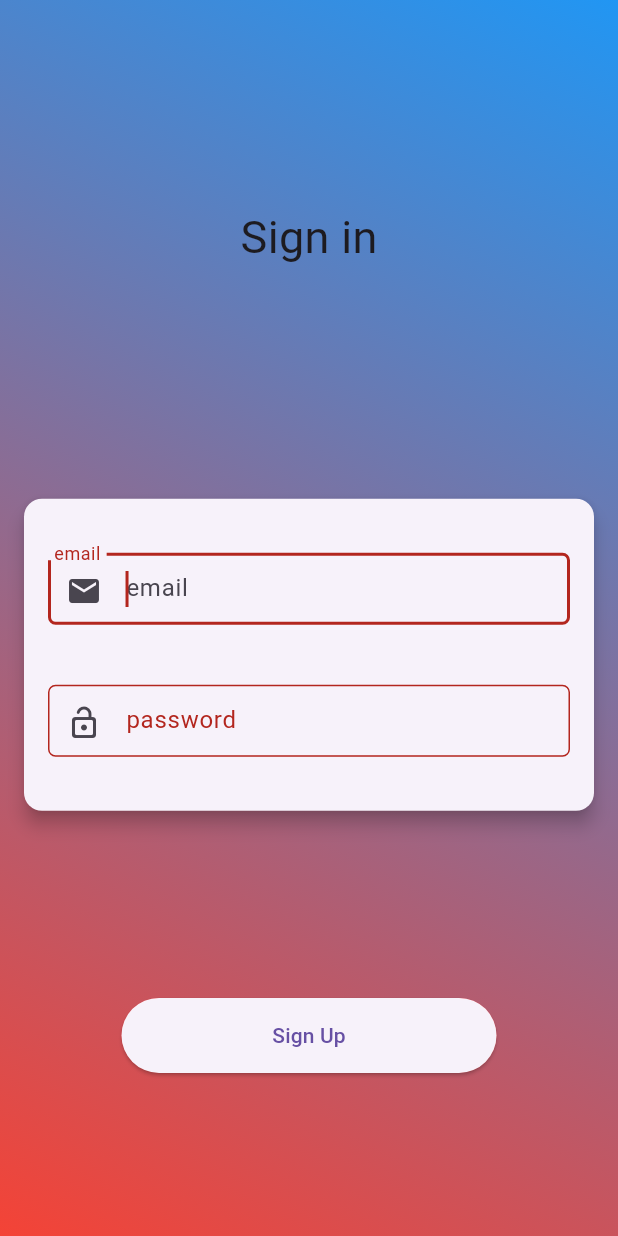
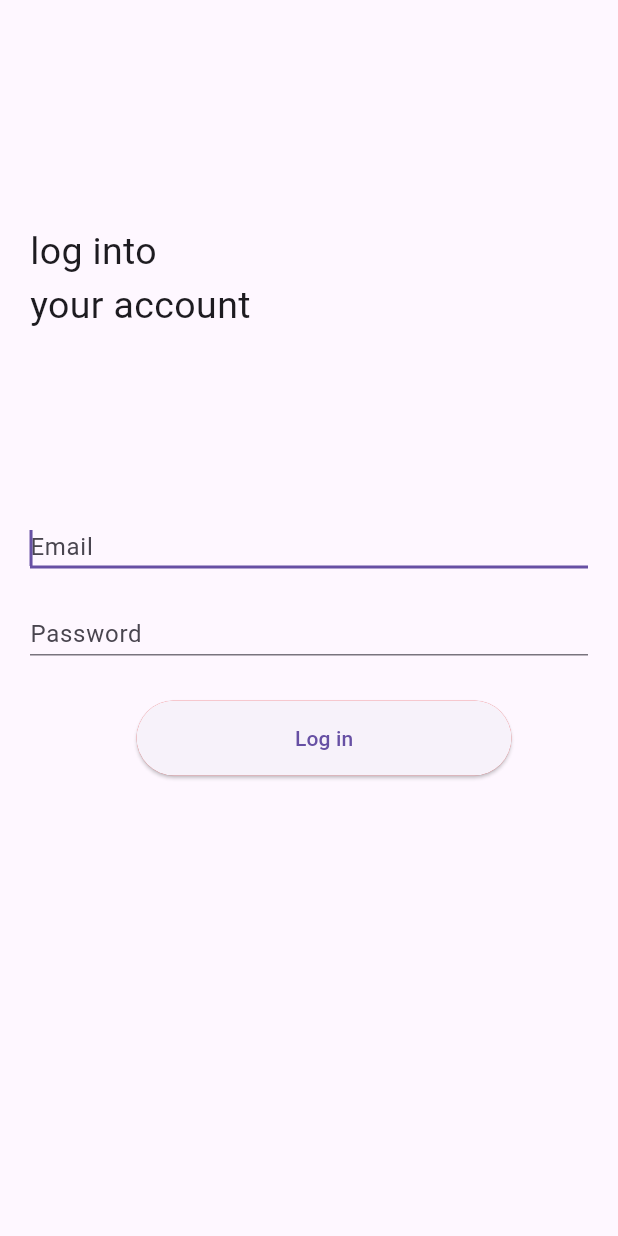
Before and after one commit to murali7095/flutter-clean-architecture-provider-pattern, a Flutter app: the SignInUserMain screen opened directly, on a phone screen of 412 x 824 dp. Run offline on Flutter 3.47's test engine with Material 3 defaults, Android fonts, the phone set to English and light mode, and no system bars; our stand-ins replace dartz, firebase_auth, firebase_core, firebase_database; missing offline and left inert: data_connection_checker_tv; accounts and stored records are empty.

Commit message:
completed firebase sign in with clean architecture provider pattern

```diff
--- a/lib/core/constants/constants.dart
+++ b/lib/core/constants/constants.dart
@@ -1,6 +1,6 @@
 class BaseUrls {
   static const signBaseUrl =
-      'https://identitytoolkit.googleapis.com/v1/accounts:signInWithPassword?key=';
+      'https://identitytoolkit.googleapis.com/v1/accounts:signInWithPassword?key=AIzaSyAmdttJwLoYd3udbpr-zh1wlGvU3UKe1CA';
   static const signUpBaseUrl =
       "https://identitytoolkit.googleapis.com/v1/accounts:signUp?key=AIzaSyAmdttJwLoYd3udbpr-zh1wlGvU3UKe1CA";
 }
--- /dev/null
+++ b/lib/features/auth/signIn/business/usecases/sign_in_usecase.dart
@@ -0,0 +1,17 @@
+import 'package:dartz/dartz.dart';
+
+import '../../../../../core/custom_exception.dart';
+import '../../data/model/sign_in_model.dart';
+import '../entities/sign_in_entity.dart';
+import '../repositories/sign_in_repository.dart';
+
+class SignInUser {
+  final SignInRepository repository;
+
+  SignInUser(this.repository);
+
+  Future<Either<CustomException, SignInEntity>> loginTheUser(
+      {required SignInModel signInModel}) async {
+    return await repository.loginTheUser(signInModel: signInModel);
+  }
+}
--- /dev/null
+++ b/lib/features/auth/signIn/data/model/sign_in_model.dart
@@ -0,0 +1,17 @@
+class SignInModel {
+  String? returnSecureToken;
+  String? email;
+  String? password;
+
+  SignInModel({this.email, this.returnSecureToken, this.password});
+
+  SignInModel.fromJson(Map<String, dynamic> json)
+      : returnSecureToken = json['returnSecureToken'],
+        email = json['email'];
+
+  Map<String, dynamic> toJson() => {
+        'email': email,
+        'returnSecureToken': returnSecureToken,
+        'password': password
+      };
+}
--- a/lib/features/auth/signIn/presentation/screens/sign_in_user_main.dart
+++ b/lib/features/auth/signIn/presentation/screens/sign_in_user_main.dart
@@ -1,12 +1,14 @@
 import 'package:flutter/material.dart';
 import 'package:m_mart_shopping/core/common%20widgets/custom_elevated_button.dart';
-import 'package:m_mart_shopping/core/common%20widgets/custom_text_form_field.dart';
 import 'package:m_mart_shopping/core/utils.dart';
 import 'package:m_mart_shopping/features/auth/signIn/domain/sign_in_request_model.dart';
 import 'package:m_mart_shopping/features/auth/signIn/presentation/controller/sign_in_controller.dart';
 import 'package:m_mart_shopping/features/auth/signUp/presentation/controller/sign_up_controller.dart';
 import 'package:m_mart_shopping/features/home%20page/home_page.dart';
 import 'package:provider/provider.dart';
+
+import '../../../../../core/common widgets/text_form_field_custom_widget.dart';
+import '../../data/model/sign_in_model.dart';
 
 ///SignInUserMain widget responsible for allowing the user to enter their credentials and do validation
 ///The User will be navigated to home screen with correct credentials
@@ -21,6 +23,8 @@ class _SignInUserMainState extends State<SignInUserMain> {
   var signInRequestModel = SignInRequestModel();
   TextEditingController emailController = TextEditingController();
   TextEditingController passwordController = TextEditingController();
+  var signInModel = SignInModel();
+
   final _emailFocusNode = FocusNode();
   final _passwordFocusNode = FocusNode();
 
@@ -68,18 +72,20 @@ class _SignInUserMainState extends State<SignInUserMain> {
                 FocusScope.of(context).unfocus();
               },
               child: Scaffold(
-                body: Stack(
-                  children: [
-                    gradientContainer(),
-                    SizedBox(
+                body: SingleChildScrollView(
+                  child: Container(
                     height: size.height,
                     width: size.width,
+                    padding: const EdgeInsets.only(left: 20, top: 150),
                     child: Column(
-                        mainAxisAlignment: MainAxisAlignment.spaceEvenly,
                       crossAxisAlignment: CrossAxisAlignment.center,
                       children: [
                         buildSignInTextWidget(),
+
                         buildCustomTextFormFields(),
+                        const SizedBox(
+                          height: 25,
+                        ),
 
                         ///Sign in Button to submit the user inputs
                         Consumer<SignUpController>(
@@ -88,13 +94,12 @@ class _SignInUserMainState extends State<SignInUserMain> {
                             onPressed: () {
                               onSubmit();
                             },
-                              child: const Text("Sign Up"),
+                            child: const Text("Log in"),
                           );
                         }),
                       ],
                     ),
-                    )
-                  ],
+                  ),
                 ),
               ),
             );
@@ -103,85 +108,67 @@ class _SignInUserMainState extends State<SignInUserMain> {
 
   ///onSubmit to do validation
   void onSubmit() async {
+    debugPrint("emailErrorMessage : $emailErrorMessage");
+    debugPrint("passwordErrorMessage : $passwordErrorMessage");
     if (_formKey.currentState!.validate()) {
-      if (emailErrorMessage == '' && passwordErrorMessage == '') {
+      if (emailErrorMessage == null && passwordErrorMessage == null) {
         var provider = Provider.of<SignInController>(context, listen: false);
-        await provider.signInUserController(signInRequestModel, context);
+        await provider.signInUserController(signInModel, context);
         debugPrint('entered inside second if');
         if (provider.isBack) {
-          Navigator.push(
-              context, MaterialPageRoute(builder: (context) => HomePage()));
+          Navigator.push(context,
+              MaterialPageRoute(builder: (context) => const HomePage()));
         }
       }
     }
   }
 
   ///crates text widgets to the user to enter their inputs
-  Container buildCustomTextFormFields() {
-    return Container(
-      padding: const EdgeInsets.all(12.0),
-      child: Card(
-        elevation: 5.0,
-        child: Padding(
-          padding: const EdgeInsets.all(8.0),
+  Padding buildCustomTextFormFields() {
+    return Padding(
+      padding: const EdgeInsets.only(top: 80, right: 20),
       child: Form(
         key: _formKey,
-            child: Container(
-              padding: const EdgeInsets.all(8.0),
         child: Column(
           children: [
-                  CustomTextFormField(
+            TextFormFieldCustomWidget(
+              hintText: 'Email',
               focusNode: _emailFocusNode,
-                    autoFocus: true,
-                    controller: emailController,
-                    errorText: emailErrorMessage ?? '',
               onChanged: (value) {
-                      signInRequestModel.email = value;
+                signInModel.email = value;
                 emailController.text = value;
-                      debugPrint(
-                          ' signInRequestModel.email : ${signInRequestModel.email}');
+                debugPrint(' signInRequestModel.email : ${signInModel.email}');
               },
               validate: (value) {
                 setState(() {
-                        emailErrorMessage = validateEmail(value) ?? '';
+                  emailErrorMessage = validateEmail(value);
                 });
               },
               onEditingComplete: () {
                 FocusScope.of(context).requestFocus(_passwordFocusNode);
               },
-                    hintText: 'email',
-                    labelText: 'email',
-                    iconData: Icons.email,
+              errorText: emailErrorMessage,
             ),
-                  CustomTextFormField(
+            TextFormFieldCustomWidget(
+              hintText: 'Password',
               focusNode: _passwordFocusNode,
-                    autoFocus: false,
-                    errorText: passwordErrorMessage ?? '',
-                    controller: passwordController,
               onChanged: (value) {
-                      signInRequestModel.password = value;
+                signInModel.password = value;
                 passwordController.text = value;
                 debugPrint(
-                          ' signInRequestModel.password : ${signInRequestModel.password}');
+                    ' signInRequestModel.email : ${signInModel.password}');
               },
               validate: (value) {
                 setState(() {
-                        passwordErrorMessage = validatePassword(value) ?? '';
-                        debugPrint(
-                            ' passwordErrorMessage : $passwordErrorMessage');
+                  passwordErrorMessage = validatePassword(value);
                 });
               },
               onEditingComplete: () {
                 FocusScope.of(context).unfocus();
               },
-                    hintText: 'password',
-                    labelText: 'password',
-                    iconData: Icons.lock_open_rounded,
+              errorText: passwordErrorMessage,
             ),
           ],
-              ),
-            ),
-          ),
         ),
       ),
     );
@@ -201,14 +188,15 @@ Container gradientContainer() {
 }
 
 ///Sign in text widget
-Flexible buildSignInTextWidget() {
-  return Flexible(
-    child: Container(
-      margin: const EdgeInsets.all(20.0),
-      padding: const EdgeInsets.all(8.0),
-      child: const Text(
-        'Sign in',
-        style: TextStyle(fontSize: 30.0),
+Align buildSignInTextWidget() {
+  return const Align(
+    alignment: Alignment.topLeft,
+    child: SizedBox(
+      height: 96,
+      width: 163,
+      child: Text(
+        'log into\nyour account',
+        style: TextStyle(fontSize: 25.0),
       ),
     ),
   );
--- a/lib/main.dart
+++ b/lib/main.dart
@@ -47,7 +47,7 @@ class MyApp extends StatelessWidget {
       theme: ThemeData(
         primarySwatch: Colors.blue,
       ),
-      home: const WelcomeScreen(),
+      home: const SignInUserMain(),
     );
   }
 }
```
Also changed, not shown: lib/features/auth/signIn/business/entities/sign_in_entity.dart (added, +10 -0 lines), lib/features/auth/signIn/business/repositories/sign_in_repository.dart (added, +10 -0 lines), lib/features/auth/signIn/data/datasource/sign_in_data_source.dart (added, +50 -0 lines), lib/features/auth/signIn/data/repositories/sign_in_repo_impl.dart (added, +41 -0 lines), lib/features/auth/signIn/presentation/controller/sign_in_controller.dart (+13 -14 lines), lib/features/auth/signUp/presentation/screens/sign_up_user_main.dart (+2 -51 lines). Lines whose indentation alone changed are shown as unchanged.
